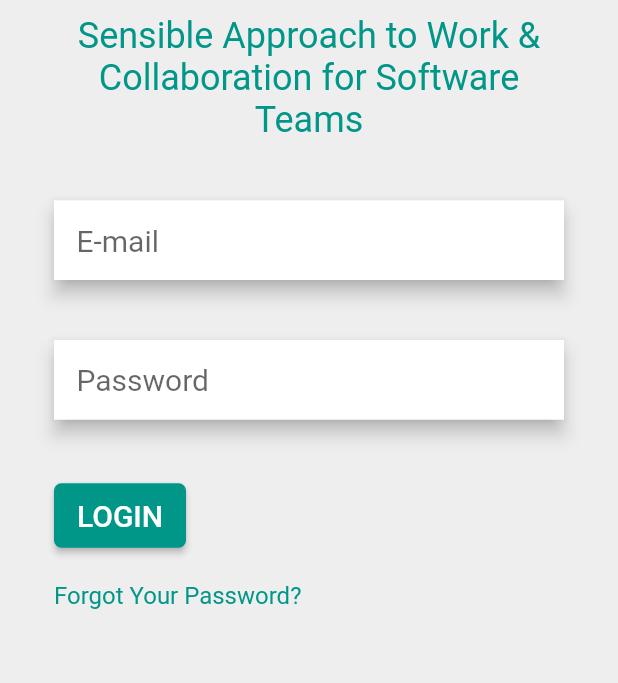
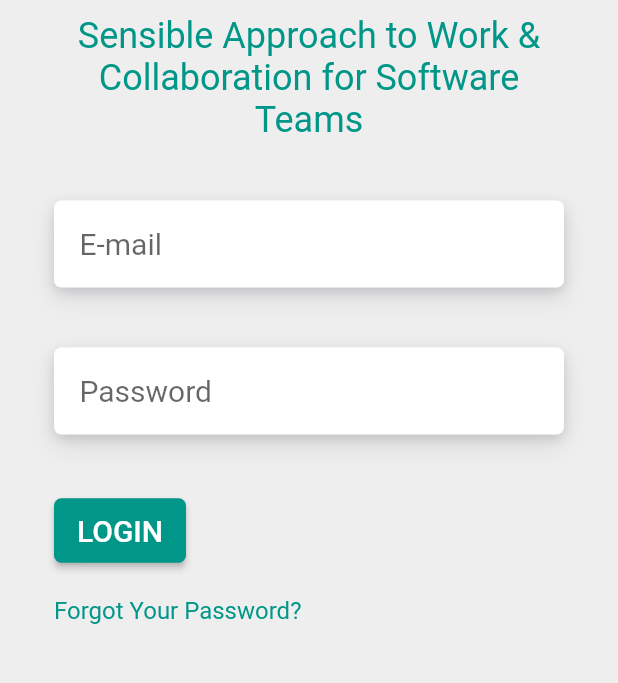
Before and after one commit to iluminar/goodwork-mobile, a Flutter app: the screen it shows after launch, on a phone screen of 412 x 824 dp, the part 101-784 px from its top. Run offline on Flutter 3.47's test engine with Material 2 defaults, Android fonts, the phone set to English and light mode, and no system bars; our stand-ins replace bloc, equatable, flutter_bloc, flutter_secure_storage.

```diff
--- a/lib/blocs/auth/auth_bloc.dart
+++ b/lib/blocs/auth/auth_bloc.dart
@@ -34,6 +34,7 @@ class AuthBloc extends Bloc<AuthEvent, AuthState> {
         final User user = User(
           name: responseBody['user']['name'],
           username: responseBody['user']['username'],
+          avatar: '$baseUrl${responseBody['user']['avatar']}',
           bio: responseBody['user']['bio'],
           designation: responseBody['user']['designation'],
           email: responseBody['user']['email'],
--- a/lib/main.dart
+++ b/lib/main.dart
@@ -1,12 +1,19 @@
 import 'package:flutter/material.dart';
+import 'package:flutter/services.dart';
 import 'package:flutter_bloc/flutter_bloc.dart';
 import 'package:goodwork/blocs/auth/auth_bloc.dart';
 import 'package:goodwork/blocs/auth/auth_state.dart';
 import 'package:goodwork/models/user.dart';
 import 'package:goodwork/screens/home_screen.dart';
 import 'package:goodwork/screens/login_screen.dart';
+import 'package:goodwork/widgets/side_menu.dart';
 
-void main() => runApp(GoodworkApp());
+void main() {
+  SystemChrome.setSystemUIOverlayStyle(SystemUiOverlayStyle(
+    statusBarColor: Colors.teal,
+  ));
+  runApp(GoodworkApp());
+}
 
 class GoodworkApp extends StatelessWidget {
   final AuthBloc authBloc = AuthBloc();
@@ -18,14 +25,31 @@ class GoodworkApp extends StatelessWidget {
       theme: ThemeData(
         primarySwatch: Colors.blue,
       ),
-      home: Scaffold(
-        extendBody: true,
-        backgroundColor: Colors.grey[200],
-        body: BlocProvider.value(
+      home: BlocProvider.value(
         value: authBloc,
         child: BlocBuilder(
           bloc: authBloc,
           builder: (BuildContext context, AuthState state) {
+            if (state is UserLoaded) {
+              return Scaffold(
+                extendBody: true,
+                backgroundColor: Colors.grey[200],
+                drawer: showDrawerMenu(state.authUser),
+                body: loadScreen(state),
+              );
+            }
+            return Scaffold(
+              extendBody: true,
+              backgroundColor: Colors.grey[200],
+              body: loadScreen(state),
+            );
+          },
+        ),
+      ),
+    );
+  }
+
+  Widget loadScreen(AuthState state) {
     if (state is InitialAuthState) {
       return loadLoginScreen();
     } else if (state is UserLoading) {
@@ -35,11 +59,6 @@ class GoodworkApp extends StatelessWidget {
     } else if (state is UserNotFound) {
       return loadLoginScreen();
     }
-            },
-          ),
-        ),
-      ),
-    );
   }
 
   void dispose() {
@@ -68,3 +87,9 @@ Widget showLoadingScreen() {
     ),
   );
 }
+
+Widget showDrawerMenu(User authUser) {
+  return SideMenu(
+    authUser: authUser,
+  );
+}
--- a/lib/models/user.dart
+++ b/lib/models/user.dart
@@ -5,6 +5,7 @@ class User extends Equatable {
   User(
       {this.name,
       @required this.username,
+      this.avatar,
       this.bio,
       this.designation,
       @required this.email,
@@ -14,6 +15,7 @@ class User extends Equatable {
 
   String name;
   String username;
+  String avatar;
   String bio = '';
   String designation = '';
   String email;
--- a/lib/screens/login_screen.dart
+++ b/lib/screens/login_screen.dart
@@ -49,8 +49,25 @@ class _LoginScreenState extends State<LoginScreen> {
                   height: 40.0,
                 ),
                 Material(
-                  elevation: 5.0,
-                  shape: null,
+                  borderRadius: BorderRadius.circular(5.0),
+                  child: Container(
+                    padding: const EdgeInsets.all(5.0),
+                    decoration: BoxDecoration(
+                      borderRadius: BorderRadius.circular(5.0),
+                      boxShadow: const <BoxShadow>[
+                        BoxShadow(
+                          color: Color.fromRGBO(60, 66, 87, .12),
+                          blurRadius: 14.0,
+                          offset: Offset(0.0, 7.0),
+                        ),
+                        BoxShadow(
+                          color: Color.fromRGBO(0, 0, 0, .12),
+                          blurRadius: 6.0,
+                          offset: Offset(0.0, 3.0),
+                        ),
+                      ],
+                      color: Colors.white,
+                    ),
                     child: TextField(
                       onChanged: (String string) {
                         setState(() {
@@ -65,7 +82,7 @@ class _LoginScreenState extends State<LoginScreen> {
                         fillColor: Colors.white,
                         filled: true,
                         border: InputBorder.none,
-                      contentPadding: const EdgeInsets.all(15),
+                      ),
                     ),
                   ),
                 ),
@@ -73,7 +90,25 @@ class _LoginScreenState extends State<LoginScreen> {
                   height: 40.0,
                 ),
                 Material(
-                  elevation: 5.0,
+                  borderRadius: BorderRadius.circular(5.0),
+                  child: Container(
+                    padding: const EdgeInsets.all(5.0),
+                    decoration: BoxDecoration(
+                      borderRadius: BorderRadius.circular(5.0),
+                      boxShadow: const <BoxShadow>[
+                        BoxShadow(
+                          color: Color.fromRGBO(60, 66, 87, .12),
+                          blurRadius: 14.0,
+                          offset: Offset(0.0, 7.0),
+                        ),
+                        BoxShadow(
+                          color: Color.fromRGBO(0, 0, 0, .12),
+                          blurRadius: 6.0,
+                          offset: Offset(0.0, 3.0),
+                        ),
+                      ],
+                      color: Colors.white,
+                    ),
                     child: TextField(
                       onChanged: (String string) {
                         setState(() {
@@ -89,7 +124,7 @@ class _LoginScreenState extends State<LoginScreen> {
                         fillColor: Colors.white,
                         filled: true,
                         border: InputBorder.none,
-                      contentPadding: const EdgeInsets.all(15),
+                      ),
                     ),
                   ),
                 ),
--- a/pubspec.yaml
+++ b/pubspec.yaml
@@ -53,9 +53,8 @@ flutter:
   uses-material-design: true
 
   # To add assets to your application, add an assets section, like this:
-  # assets:
-  #  - images/a_dot_burr.jpeg
-  #  - images/a_dot_ham.jpeg
+  assets:
+    - assets/images/
 
   # An image asset can refer to one or more resolution-specific "variants", see
   # https://flutter.dev/assets-and-images/#resolution-aware.
```
Also changed, not shown: lib/widgets/side_menu.dart (added, +113 -0 lines). Lines whose indentation alone changed are shown as unchanged.
